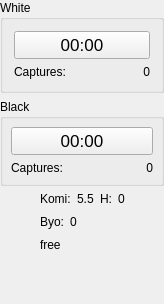
bernds/q5Go, file src/normaltools_gui.ui: the form before one commit.
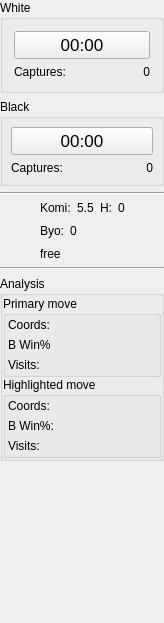
The form after the commit.

Commit message: Implement an LZ-compatible analysis feature

What changed in the file:
```diff
--- a/src/normaltools_gui.ui
+++ b/src/normaltools_gui.ui
@@ -7,7 +7,7 @@
     <x>0</x>
     <y>0</y>
     <width>164</width>
-    <height>304</height>
+    <height>623</height>
    </rect>
   </property>
   <property name="minimumSize">
@@ -162,6 +162,13 @@
      </layout>
     </widget>
    </item>
+   <item>
+    <widget class="Line" name="line_2">
+     <property name="orientation">
+      <enum>Qt::Horizontal</enum>
+     </property>
+    </widget>
+   </item>
    <item>
     <layout class="QGridLayout">
      <item row="0" column="2">
@@ -331,6 +338,181 @@
      </item>
     </layout>
    </item>
+   <item>
+    <widget class="Line" name="line">
+     <property name="orientation">
+      <enum>Qt::Horizontal</enum>
+     </property>
+    </widget>
+   </item>
+   <item>
+    <widget class="QGroupBox" name="groupBox">
+     <property name="title">
+      <string>Analysis</string>
+     </property>
+     <layout class="QVBoxLayout" name="verticalLayout">
+      <property name="spacing">
+       <number>0</number>
+      </property>
+      <property name="leftMargin">
+       <number>0</number>
+      </property>
+      <property name="topMargin">
+       <number>0</number>
+      </property>
+      <property name="rightMargin">
+       <number>0</number>
+      </property>
+      <property name="bottomMargin">
+       <number>0</number>
+      </property>
+      <item>
+       <widget class="QGroupBox" name="groupBox_2">
+        <property name="title">
+         <string>Primary move</string>
+        </property>
+        <layout class="QFormLayout" name="formLayout">
+         <property name="leftMargin">
+          <number>2</number>
+         </property>
+         <property name="topMargin">
+          <number>2</number>
+         </property>
+         <property name="rightMargin">
+          <number>2</number>
+         </property>
+         <property name="bottomMargin">
+          <number>2</number>
+         </property>
+         <item row="0" column="0">
+          <widget class="QLabel" name="label">
+           <property name="text">
+            <string>Coords:</string>
+           </property>
+          </widget>
+         </item>
+         <item row="1" column="0">
+          <widget class="QLabel" name="pWRLabel">
+           <property name="text">
+            <string>B Win%</string>
+           </property>
+          </widget>
+         </item>
+         <item row="1" column="1">
+          <widget class="QLabel" name="primaryWR">
+           <property name="text">
+            <string/>
+           </property>
+           <property name="alignment">
+            <set>Qt::AlignRight|Qt::AlignTrailing|Qt::AlignVCenter</set>
+           </property>
+          </widget>
+         </item>
+         <item row="2" column="0">
+          <widget class="QLabel" name="label_9">
+           <property name="text">
+            <string>Visits:</string>
+           </property>
+          </widget>
+         </item>
+         <item row="2" column="1">
+          <widget class="QLabel" name="primaryVisits">
+           <property name="text">
+            <string/>
+           </property>
+           <property name="alignment">
+            <set>Qt::AlignRight|Qt::AlignTrailing|Qt::AlignVCenter</set>
+           </property>
+          </widget>
+         </item>
+         <item row="0" column="1">
+          <widget class="QLabel" name="primaryCoords">
+           <property name="text">
+            <string/>
+           </property>
+           <property name="alignment">
+            <set>Qt::AlignRight|Qt::AlignTrailing|Qt::AlignVCenter</set>
+           </property>
+          </widget>
+         </item>
+        </layout>
+       </widget>
+      </item>
+      <item>
+       <widget class="QGroupBox" name="groupBox_3">
+        <property name="title">
+         <string>Highlighted move</string>
+        </property>
+        <layout class="QFormLayout" name="formLayout_2">
+         <property name="leftMargin">
+          <number>2</number>
+         </property>
+         <property name="topMargin">
+          <number>2</number>
+         </property>
+         <property name="rightMargin">
+          <number>2</number>
+         </property>
+         <property name="bottomMargin">
+          <number>2</number>
+         </property>
+         <item row="0" column="0">
+          <widget class="QLabel" name="label_3">
+           <property name="text">
+            <string>Coords:</string>
+           </property>
+          </widget>
+         </item>
+         <item row="1" column="0">
+          <widget class="QLabel" name="sWRLabel">
+           <property name="text">
+            <string>B Win%:</string>
+           </property>
+          </widget>
+         </item>
+         <item row="0" column="1">
+          <widget class="QLabel" name="shownCoords">
+           <property name="text">
+            <string/>
+           </property>
+           <property name="alignment">
+            <set>Qt::AlignRight|Qt::AlignTrailing|Qt::AlignVCenter</set>
+           </property>
+          </widget>
+         </item>
+         <item row="1" column="1">
+          <widget class="QLabel" name="shownWR">
+           <property name="text">
+            <string/>
+           </property>
+           <property name="alignment">
+            <set>Qt::AlignRight|Qt::AlignTrailing|Qt::AlignVCenter</set>
+           </property>
+          </widget>
+         </item>
+         <item row="2" column="0">
+          <widget class="QLabel" name="label_10">
+           <property name="text">
+            <string>Visits:</string>
+           </property>
+          </widget>
+         </item>
+         <item row="2" column="1">
+          <widget class="QLabel" name="shownVisits">
+           <property name="text">
+            <string/>
+           </property>
+           <property name="alignment">
+            <set>Qt::AlignRight|Qt::AlignTrailing|Qt::AlignVCenter</set>
+           </property>
+          </widget>
+         </item>
+        </layout>
+       </widget>
+      </item>
+     </layout>
+    </widget>
+   </item>
    <item>
     <spacer name="spacer8">
      <property name="orientation">
```
Left out of the diff: 22 changed lines with no effect on the pictures. The commit also changes 19 other files.
